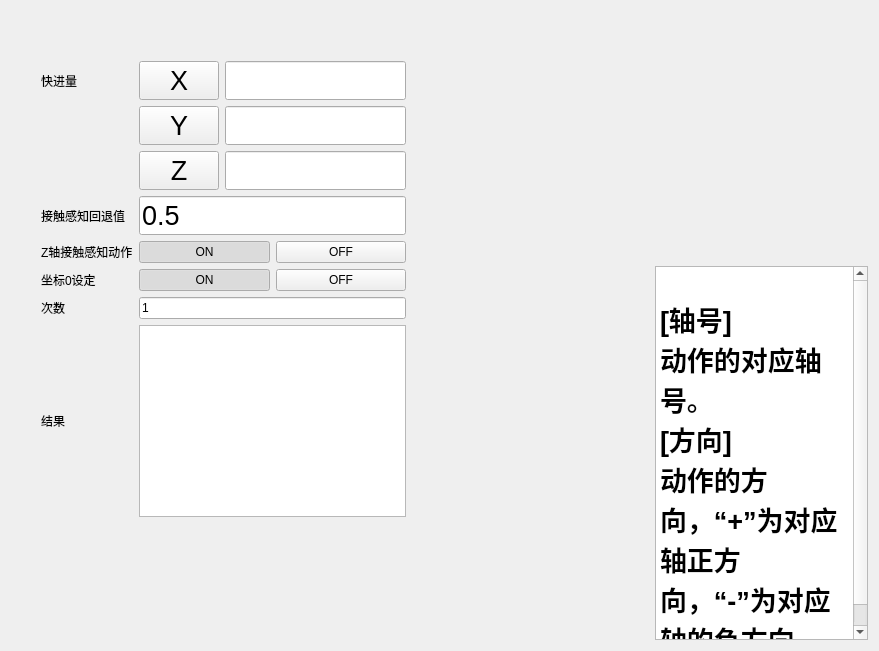
This is forms/manual/zhuzhongxingform.ui in zephyrrr/Camotics_modbus as Qt 5 draws it before an edit. The edited form follows.
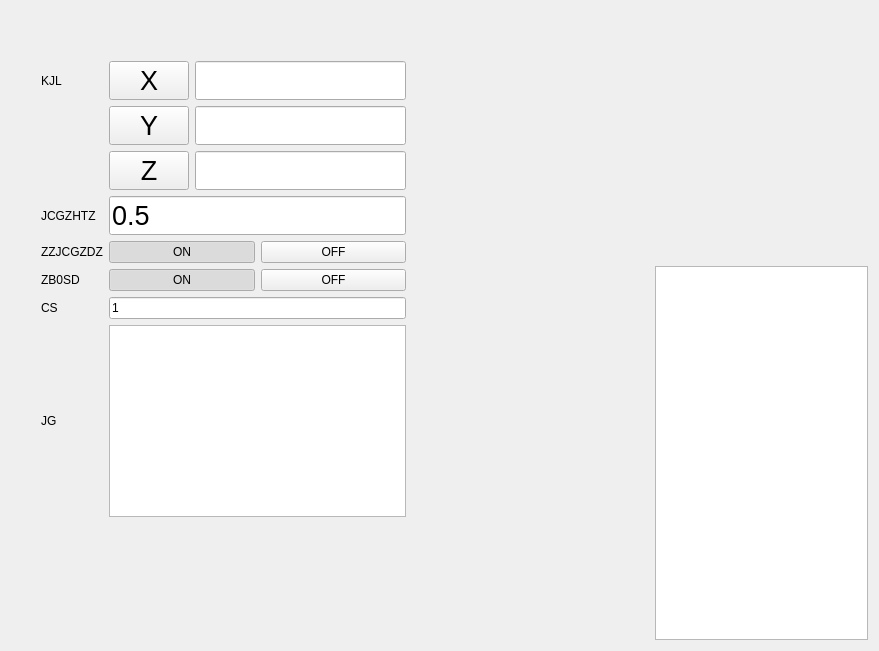
This is the edited form. Custom widgets are drawn as their Qt base class.

Diff of the .ui file:
```diff
--- a/forms/manual/zhuzhongxingform.ui
+++ b/forms/manual/zhuzhongxingform.ui
@@ -54,7 +54,7 @@
          <item row="0" column="0">
           <widget class="QLabel" name="label_1">
            <property name="text">
-            <string>快进量</string>
+            <string>KJL</string>
            </property>
           </widget>
          </item>
@@ -199,7 +199,7 @@
          <item row="3" column="0">
           <widget class="QLabel" name="label_4">
            <property name="text">
-            <string>接触感知回退值</string>
+            <string>JCGZHTZ</string>
            </property>
           </widget>
          </item>
@@ -224,7 +224,7 @@
          <item row="4" column="0">
           <widget class="QLabel" name="label_2">
            <property name="text">
-            <string>Z轴接触感知动作</string>
+            <string>ZZJCGZDZ</string>
            </property>
           </widget>
          </item>
@@ -276,7 +276,7 @@
          <item row="5" column="0">
           <widget class="QLabel" name="label_3">
            <property name="text">
-            <string>坐标0设定</string>
+            <string>ZB0SD</string>
            </property>
           </widget>
          </item>
@@ -331,7 +331,7 @@
          <item row="6" column="0">
           <widget class="QLabel" name="label_7">
            <property name="text">
-            <string>次数</string>
+            <string>CS</string>
            </property>
           </widget>
          </item>
@@ -345,7 +345,7 @@
          <item row="7" column="0">
           <widget class="QLabel" name="label_6">
            <property name="text">
-            <string>结果</string>
+            <string>JG</string>
            </property>
           </widget>
          </item>
@@ -406,19 +406,7 @@
      <item>
       <widget class="QTextBrowser" name="textBrowser">
        <property name="html">
-        <string>&lt;!DOCTYPE HTML PUBLIC &quot;-//W3C//DTD HTML 4.0//EN&quot; &quot;http://www.w3.org/TR/REC-html40/strict.dtd&quot;&gt;
-&lt;html&gt;&lt;head&gt;&lt;meta name=&quot;qrichtext&quot; content=&quot;1&quot; /&gt;&lt;meta charset=&quot;utf-8&quot; /&gt;&lt;style type=&quot;text/css&quot;&gt;
-p, li { white-space: pre-wrap; }
-hr { height: 1px; border-width: 0; }
-li.unchecked::marker { content: &quot;\2610&quot;; }
-li.checked::marker { content: &quot;\2612&quot;; }
-&lt;/style&gt;&lt;/head&gt;&lt;body style=&quot; font-family:'Microsoft YaHei UI'; font-size:9pt; font-weight:400; font-style:normal;&quot;&gt;
-&lt;p style=&quot; margin-top:0px; margin-bottom:0px; margin-left:0px; margin-right:0px; -qt-block-indent:0; text-indent:0px;&quot;&gt;                 &lt;/p&gt;
-&lt;p style=&quot; margin-top:0px; margin-bottom:0px; margin-left:0px; margin-right:0px; -qt-block-indent:0; text-indent:0px;&quot;&gt;                 &lt;/p&gt;
-&lt;p style=&quot; margin-top:0px; margin-bottom:0px; margin-left:0px; margin-right:0px; -qt-block-indent:0; text-indent:0px;&quot;&gt;&lt;span style=&quot; font-family:'SimSun'; font-size:20pt; font-weight:696;&quot;&gt;[轴号]&lt;/span&gt;                 &lt;/p&gt;
-&lt;p style=&quot; margin-top:0px; margin-bottom:0px; margin-left:0px; margin-right:0px; -qt-block-indent:0; text-indent:0px;&quot;&gt;&lt;span style=&quot; font-family:'SimSun'; font-size:20pt; font-weight:696;&quot;&gt;动作的对应轴号。&lt;/span&gt;                 &lt;/p&gt;
-&lt;p style=&quot; margin-top:0px; margin-bottom:0px; margin-left:0px; margin-right:0px; -qt-block-indent:0; text-indent:0px;&quot;&gt;&lt;span style=&quot; font-family:'SimSun'; font-size:20pt; font-weight:696;&quot;&gt;[方向]&lt;/span&gt;                 &lt;/p&gt;
-&lt;p style=&quot; margin-top:0px; margin-bottom:0px; margin-left:0px; margin-right:0px; -qt-block-indent:0; text-indent:0px;&quot;&gt;&lt;span style=&quot; font-family:'SimSun'; font-size:20pt; font-weight:696;&quot;&gt;动作的方向，“+”为对应轴正方向，“-”为对应轴的负方向。&lt;/span&gt;               &lt;/p&gt;&lt;/body&gt;&lt;/html&gt;</string>
+        <string></string>
        </property>
       </widget>
      </item>
```
Left out of the diff: 19 changed lines with no effect on the pictures.
